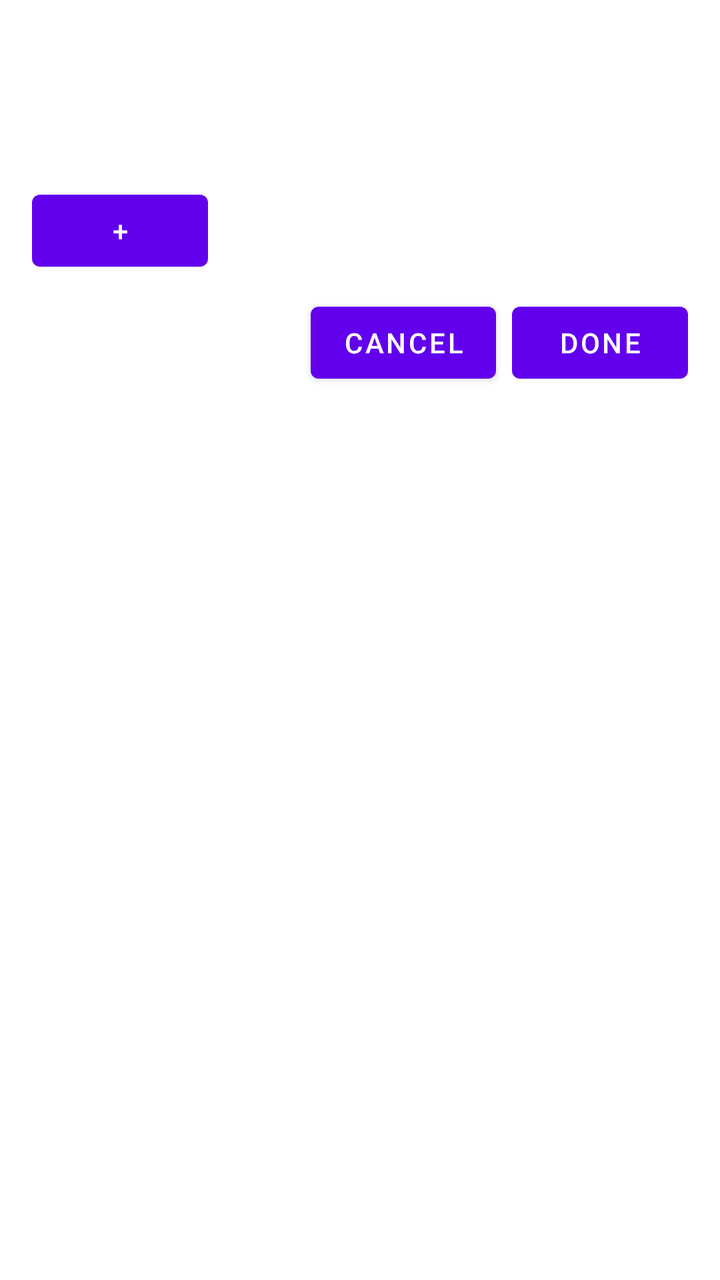
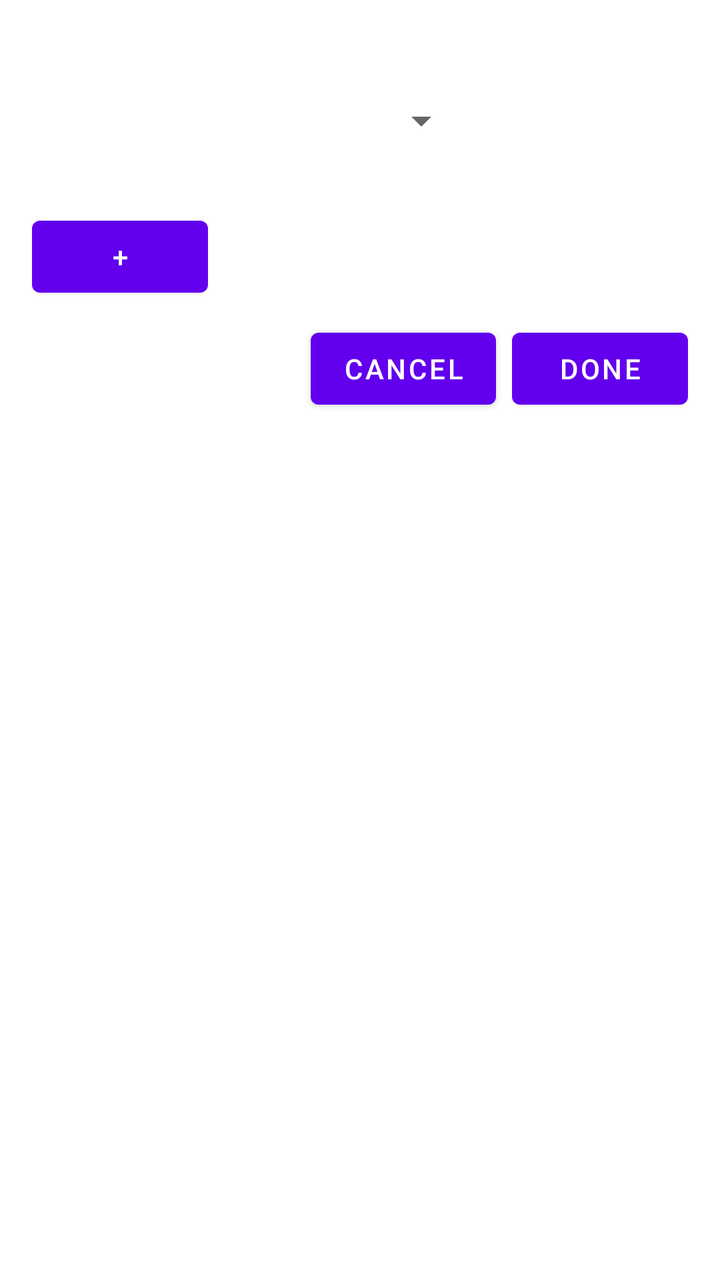

An Android layout rendered at two revisions. The XML below is the earlier revision; the diff shows what the commit changed to produce the second picture.
<!-- AndroidManifest.xml: application theme Theme.ExpressCheckin -->
<!-- res/layout/dialog_family_checkin.xml -->
<?xml version="1.0" encoding="utf-8"?>
<ScrollView xmlns:android="http://schemas.android.com/apk/res/android"
    android:layout_width="match_parent"
    android:layout_height="match_parent">

    <LinearLayout
        android:layout_width="match_parent"
        android:layout_height="wrap_content"
        android:orientation="vertical"
        android:padding="16dp">

        <TextView
            android:id="@+id/personNameTextView"
            android:layout_width="wrap_content"
            android:layout_height="wrap_content"
            android:textSize="18sp"
            android:textStyle="bold"
            android:layout_gravity="center_horizontal" />

        <TextView
            android:id="@+id/personDetailsTextView"
            android:layout_width="wrap_content"
            android:layout_height="wrap_content"
            android:layout_marginTop="8dp" />

        <androidx.recyclerview.widget.RecyclerView
            android:id="@+id/familyMembersRecyclerView"
            android:layout_width="match_parent"
            android:layout_height="0dp"
            android:layout_weight="1"
            android:layout_marginTop="16dp" />

        <Button
            android:id="@+id/addChildButton"
            android:layout_width="wrap_content"
            android:layout_height="wrap_content"
            android:text="+"
            android:layout_marginTop="8dp" />

        <LinearLayout
            android:id="@+id/childNamesContainer"
            android:layout_width="match_parent"
            android:layout_height="wrap_content"
            android:orientation="vertical"
            android:layout_marginTop="8dp" />

        <LinearLayout
            android:layout_width="match_parent"
            android:layout_height="wrap_content"
            android:orientation="horizontal"
            android:gravity="end">

            <Button
                android:id="@+id/cancelButton"
                android:layout_width="wrap_content"
                android:layout_height="wrap_content"
                android:text="Cancel" />

            <Button
                android:id="@+id/doneButton"
                android:layout_width="wrap_content"
                android:layout_height="wrap_content"
                android:text="Done"
                android:layout_marginStart="8dp" />
        </LinearLayout>
    </LinearLayout>
</ScrollView>
<!-- resources referenced by this layout -->
<resources>
  <style name="Theme.ExpressCheckin" parent="Theme.MaterialComponents.DayNight.DarkActionBar">
          
          <item name="colorPrimary">@color/purple_500</item>
          <item name="colorPrimaryVariant">@color/purple_700</item>
          <item name="colorOnPrimary">@color/white</item>
          
          <item name="colorSecondary">@color/teal_200</item>
          <item name="colorSecondaryVariant">@color/teal_700</item>
          <item name="colorOnSecondary">@color/black</item>
          
          <item name="android:statusBarColor">?attr/colorPrimaryVariant</item>
          
      </style>
  <color name="purple_500">#FF6200EE</color>
  <color name="purple_700">#FF3700B3</color>
  <color name="white">#FFFFFFFF</color>
  <color name="teal_200">#FF03DAC5</color>
  <color name="teal_700">#FF018786</color>
  <color name="black">#FF000000</color>
</resources>

<!-- the commit's change to res/layout/dialog_family_checkin.xml (unified diff, before → after) -->
@@ -17,11 +17,28 @@
             android:textStyle="bold"
             android:layout_gravity="center_horizontal" />
 
-        <TextView
-            android:id="@+id/personDetailsTextView"
-            android:layout_width="wrap_content"
+        <LinearLayout
+            android:layout_width="match_parent"
             android:layout_height="wrap_content"
-            android:layout_marginTop="8dp" />
+            android:orientation="horizontal"
+            android:gravity="center_horizontal">
+            <View
+                android:layout_width="0dp"
+                android:layout_height="0dp"
+                android:layout_weight="1" />
+            <Spinner
+                android:id="@+id/phoneSpinner"
+                android:layout_width="0dp"
+                android:layout_height="wrap_content"
+                android:layout_weight="1"
+                android:layout_marginTop="4dp"
+                android:layout_marginBottom="4dp"
+                android:minHeight="32dp" />
+            <View
+                android:layout_width="0dp"
+                android:layout_height="0dp"
+                android:layout_weight="1" />
+        </LinearLayout>
 
         <androidx.recyclerview.widget.RecyclerView
             android:id="@+id/familyMembersRecyclerView"
